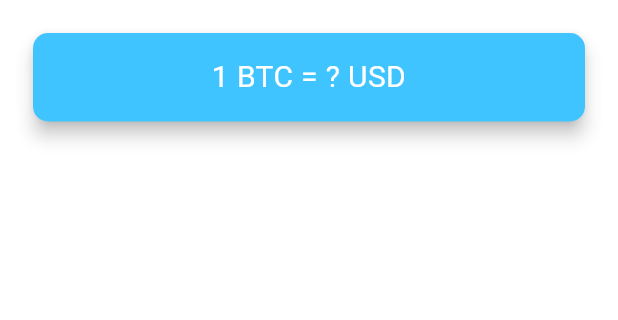
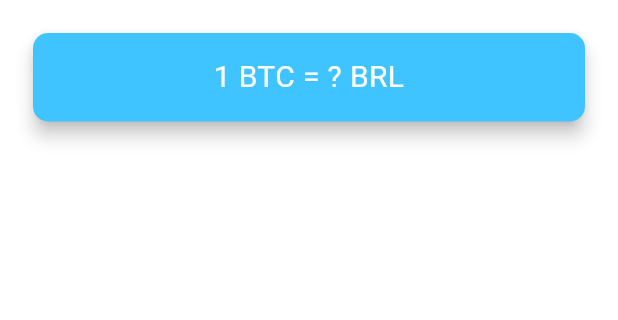
Before and after one commit to mr-schway/bitcoin-ticker, a Flutter app: the screen it shows after launch, after a tap on "BRL", on a phone screen of 412 x 824 dp, the part 84-404 px from its top. Run offline on Flutter 3.47's test engine with Material 3 defaults, Android fonts, the phone set to English and light mode, and no system bars; network calls fail.

Commit message:
Display btc value by dropdown selection

```diff
--- a/lib/coin_data.dart
+++ b/lib/coin_data.dart
@@ -36,9 +36,9 @@ const coinAPIURL = 'https://rest.coinapi.io/v1/exchangerate';
 const apiKey = hiddenAPIKey;
 
 class CoinData {
-  Future getCoinData() async {
+  Future getCoinData(String currency) async {
     http.Response response =
-        await http.get(Uri.parse('$coinAPIURL/BTC/USD?apikey=$apiKey'));
+        await http.get(Uri.parse('$coinAPIURL/BTC/$currency?apikey=$apiKey'));
     if (response.statusCode == 200) {
       String data = response.body;
       return jsonDecode(data)['rate'];
--- a/lib/price_screen.dart
+++ b/lib/price_screen.dart
@@ -11,13 +11,13 @@ class PriceScreen extends StatefulWidget {
 
 class _PriceScreenState extends State<PriceScreen> {
   String selectedCurrency = 'USD';
-  String bitcoinValueInUSD = '?';
+  String bitcoinValue = '?';
 
   void getData() async {
     try {
-      double data = await CoinData().getCoinData();
+      double data = await CoinData().getCoinData(selectedCurrency);
       setState(() {
-        bitcoinValueInUSD = data.toStringAsFixed(0);
+        bitcoinValue = data.toStringAsFixed(0);
       });
     } catch (e) {
       print(e);
@@ -55,7 +55,7 @@ class _PriceScreenState extends State<PriceScreen> {
                 padding: const EdgeInsets.symmetric(
                     vertical: 15.0, horizontal: 28.0),
                 child: Text(
-                  '1 BTC = $bitcoinValueInUSD USD',
+                  '1 BTC = $bitcoinValue $selectedCurrency',
                   textAlign: TextAlign.center,
                   style: const TextStyle(
                     fontSize: 20.0,
@@ -73,7 +73,10 @@ class _PriceScreenState extends State<PriceScreen> {
             child: CupertinoPicker(
               itemExtent: 32.0,
               onSelectedItemChanged: (selectedIndex) {
-                print(selectedIndex);
+                setState(() {
+                  selectedCurrency = currenciesList[selectedIndex];
+                  getData();
+                });
               },
               children: [
                 for (String currency in currenciesList) Text(currency),
@@ -85,19 +88,3 @@ class _PriceScreenState extends State<PriceScreen> {
     );
   }
 }
-
-// DropdownButton<String>(
-// value: selectedCurrency,
-// items: [
-// for (String currency in currenciesList)
-// DropdownMenuItem(
-// value: currency,
-// child: Text(currency),
-// ),
-// ],
-// onChanged: (String? value) {
-// setState(() {
-// selectedCurrency = value!;
-// });
-// },
-// ),
```
